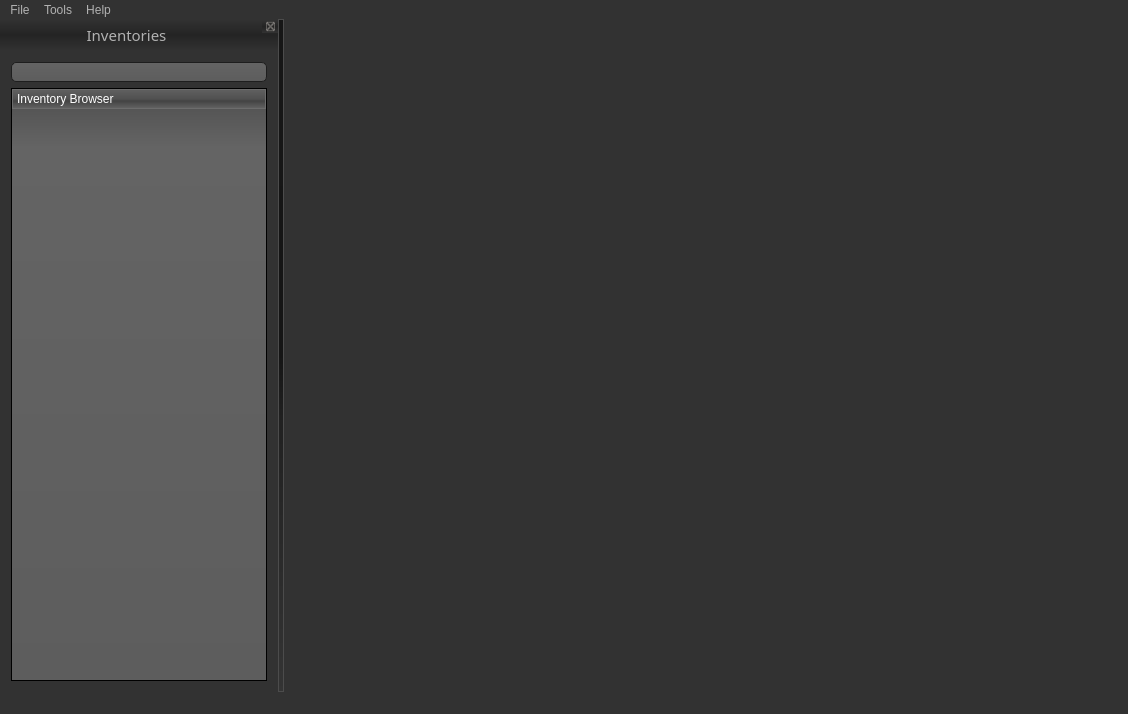
Before: the Qt Designer form lm/src/mainwindow.ui in zhaonian/Instant-eCommerce, drawn with Qt 5.
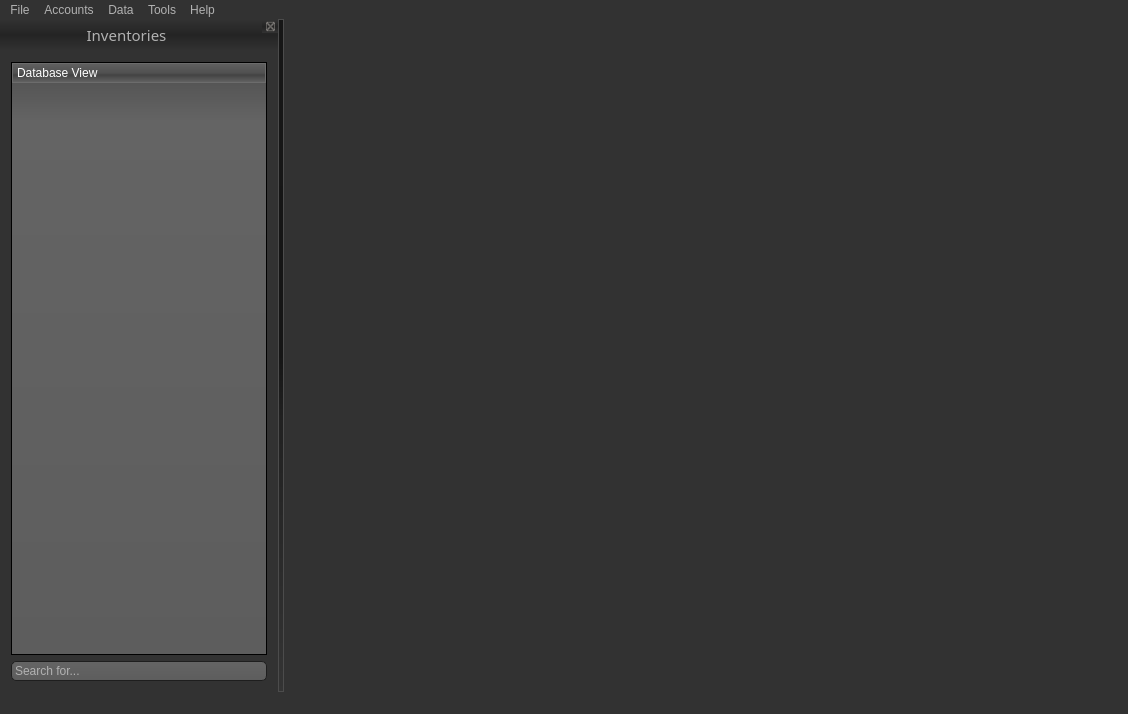
After: the same form once the commit is applied. Icons and pictures are not drawn.

```diff
--- a/lm/src/mainwindow.ui
+++ b/lm/src/mainwindow.ui
@@ -514,7 +514,7 @@
    </widget>
    <widget class="QMenu" name="menuTools">
     <property name="title">
-     <string>Tools</string>
+     <string>Data</string>
     </property>
     <addaction name="open_account_manager"/>
     <addaction name="open_server_connection"/>
@@ -529,8 +529,27 @@
     </property>
     <addaction name="help_about"/>
    </widget>
+   <widget class="QMenu" name="menuAccount_Manager">
+    <property name="title">
+     <string>Accounts</string>
+    </property>
+    <addaction name="actionCreate_Account"/>
+    <addaction name="actionLogout"/>
+    <addaction name="separator"/>
+    <addaction name="actionManage_Other_Account"/>
+   </widget>
+   <widget class="QMenu" name="menuTools_2">
+    <property name="title">
+     <string>Tools</string>
+    </property>
+    <addaction name="actionPrint_Barcode"/>
+    <addaction name="actionPrint_Shipping_Label"/>
+    <addaction name="actionPrint_statistics"/>
+   </widget>
    <addaction name="menuFile"/>
+   <addaction name="menuAccount_Manager"/>
    <addaction name="menuTools"/>
+   <addaction name="menuTools_2"/>
    <addaction name="menuAbout"/>
   </widget>
   <widget class="QStatusBar" name="statusBar"/>
@@ -549,25 +568,28 @@
    </attribute>
    <widget class="QWidget" name="dockWidgetContents_2">
     <layout class="QVBoxLayout" name="verticalLayout">
-     <item>
-      <widget class="QLineEdit" name="search_box">
-       <property name="enabled">
-        <bool>true</bool>
-       </property>
-       <property name="focusPolicy">
-        <enum>Qt::NoFocus</enum>
-       </property>
-      </widget>
-     </item>
      <item>
       <widget class="QTreeWidget" name="inventory_browser">
        <column>
         <property name="text">
-         <string>Inventory Browser</string>
+         <string>Database View</string>
         </property>
        </column>
       </widget>
      </item>
+     <item>
+      <widget class="QLineEdit" name="search_box">
+       <property name="enabled">
+        <bool>true</bool>
+       </property>
+       <property name="focusPolicy">
+        <enum>Qt::ClickFocus</enum>
+       </property>
+       <property name="text">
+        <string>Search for...</string>
+       </property>
+      </widget>
+     </item>
     </layout>
    </widget>
   </widget>
```
Left out of the diff: 77 changed lines with no effect on the pictures.
